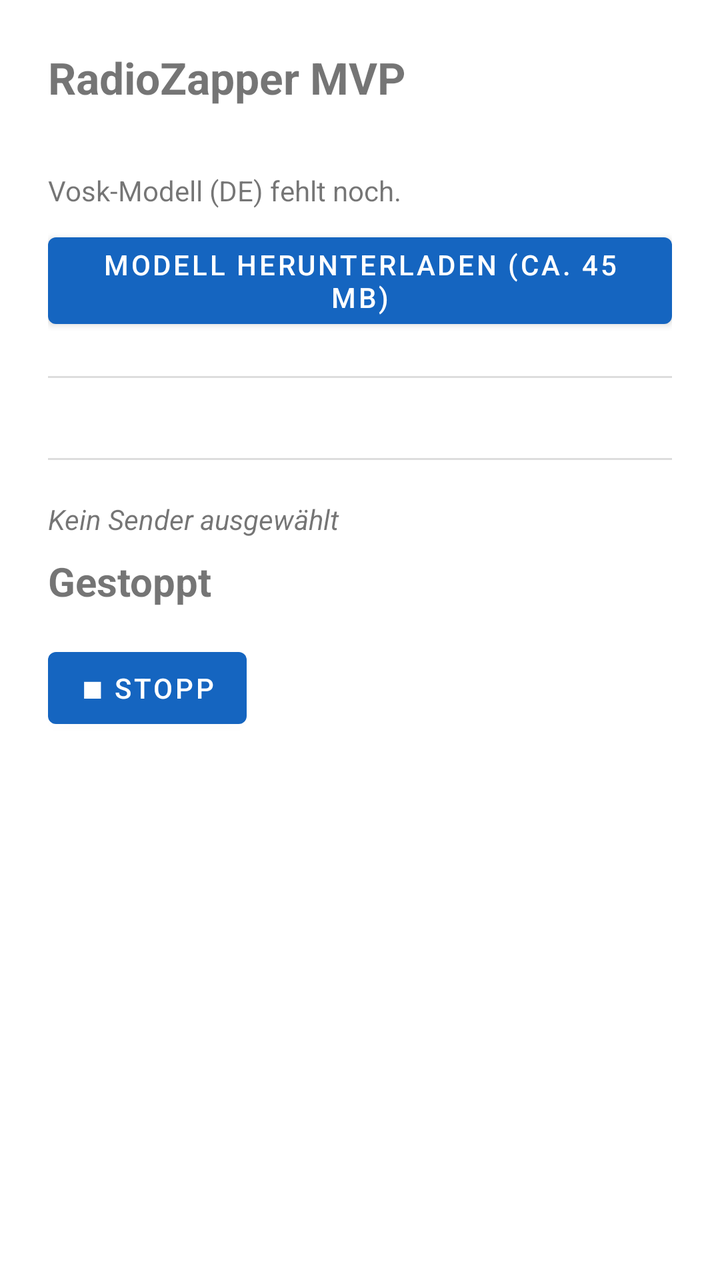
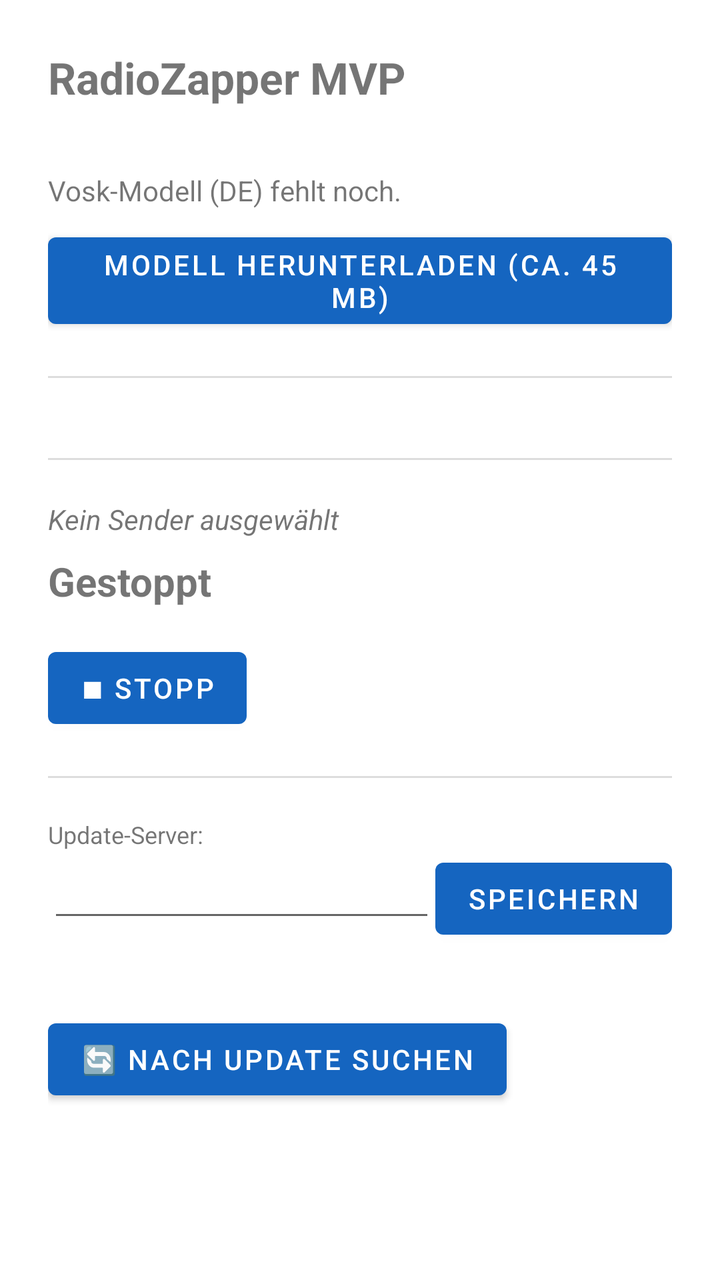

Screens rendered from an Android XML layout before and after an edit, with the pre-edit source and the edit as a unified diff.
<!-- AndroidManifest.xml: activity theme Theme.RadioZapperMvp -->
<!-- res/layout/activity_main.xml -->
<?xml version="1.0" encoding="utf-8"?>
<ScrollView xmlns:android="http://schemas.android.com/apk/res/android"
    android:layout_width="match_parent"
    android:layout_height="match_parent">

    <LinearLayout
        android:layout_width="match_parent"
        android:layout_height="wrap_content"
        android:orientation="vertical"
        android:padding="24dp">

        <TextView
            android:layout_width="wrap_content"
            android:layout_height="wrap_content"
            android:text="@string/app_name"
            android:textSize="22sp"
            android:textStyle="bold" />

        <TextView
            android:id="@+id/buildTimeText"
            android:layout_width="wrap_content"
            android:layout_height="wrap_content"
            android:layout_marginBottom="16dp"
            android:textSize="12sp"
            android:textColor="#888888" />

        
        <TextView
            android:id="@+id/modelStatusText"
            android:layout_width="match_parent"
            android:layout_height="wrap_content"
            android:text="@string/model_not_ready" />

        <ProgressBar
            android:id="@+id/modelProgressBar"
            style="?android:attr/progressBarStyleHorizontal"
            android:layout_width="match_parent"
            android:layout_height="wrap_content"
            android:layout_marginTop="4dp"
            android:max="100"
            android:visibility="gone" />

        <Button
            android:id="@+id/downloadModelButton"
            android:layout_width="wrap_content"
            android:layout_height="wrap_content"
            android:layout_marginTop="8dp"
            android:text="@string/btn_download_model" />

        <View
            android:layout_width="match_parent"
            android:layout_height="1dp"
            android:layout_marginTop="20dp"
            android:layout_marginBottom="20dp"
            android:background="#DDDDDD" />

        
        <LinearLayout
            android:id="@+id/stationsContainer"
            android:layout_width="match_parent"
            android:layout_height="wrap_content"
            android:orientation="vertical" />

        <View
            android:layout_width="match_parent"
            android:layout_height="1dp"
            android:layout_marginTop="20dp"
            android:layout_marginBottom="20dp"
            android:background="#DDDDDD" />

        
        <TextView
            android:id="@+id/currentStationText"
            android:layout_width="match_parent"
            android:layout_height="wrap_content"
            android:text="@string/current_station_none"
            android:textStyle="italic" />

        <TextView
            android:id="@+id/statusText"
            android:layout_width="match_parent"
            android:layout_height="wrap_content"
            android:layout_marginTop="8dp"
            android:text="@string/status_idle"
            android:textSize="20sp"
            android:textStyle="bold" />

        <Button
            android:id="@+id/stopButton"
            android:layout_width="wrap_content"
            android:layout_height="wrap_content"
            android:layout_marginTop="16dp"
            android:text="@string/btn_stop" />

    </LinearLayout>
</ScrollView>
<!-- resources referenced by this layout -->
<resources>
  <string name="app_name">RadioZapper MVP</string>
  <string name="btn_download_model">Modell herunterladen (ca. 45 MB)</string>
  <string name="btn_stop">■ Stopp</string>
  <string name="current_station_none">Kein Sender ausgewählt</string>
  <string name="model_not_ready">Vosk-Modell (DE) fehlt noch.</string>
  <string name="status_idle">Gestoppt</string>
  <style name="Theme.RadioZapperMvp" parent="Theme.MaterialComponents.DayNight.NoActionBar">
          <item name="colorPrimary">@color/primary</item>
          <item name="colorPrimaryDark">@color/primary_dark</item>
          <item name="colorAccent">@color/accent</item>
      </style>
  <color name="primary">#1565C0</color>
  <color name="primary_dark">#0D47A1</color>
  <color name="accent">#FF6F00</color>
</resources>

<!-- the commit's change to res/layout/activity_main.xml (unified diff, before → after) -->
@@ -92,5 +92,55 @@
             android:layout_marginTop="16dp"
             android:text="@string/btn_stop" />
 
+        <View
+            android:layout_width="match_parent"
+            android:layout_height="1dp"
+            android:layout_marginTop="20dp"
+            android:layout_marginBottom="20dp"
+            android:background="#DDDDDD" />
+
+        
+        <TextView
+            android:layout_width="wrap_content"
+            android:layout_height="wrap_content"
+            android:text="@string/update_server_label"
+            android:textSize="12sp" />
+
+        <LinearLayout
+            android:layout_width="match_parent"
+            android:layout_height="wrap_content"
+            android:orientation="horizontal"
+            android:gravity="center_vertical"
+            android:layout_marginBottom="8dp">
+
+            <EditText
+                android:id="@+id/updateServerUrlInput"
+                android:layout_width="0dp"
+                android:layout_height="wrap_content"
+                android:layout_weight="1"
+                android:inputType="textUri"
+                android:textSize="12sp" />
+
+            <Button
+                android:id="@+id/saveUpdateServerButton"
+                android:layout_width="wrap_content"
+                android:layout_height="wrap_content"
+                android:text="@string/btn_save_update_server" />
+        </LinearLayout>
+
+        <TextView
+            android:id="@+id/updateStatusText"
+            android:layout_width="match_parent"
+            android:layout_height="wrap_content"
+            android:layout_marginBottom="8dp"
+            android:textSize="12sp"
+            android:textColor="#888888" />
+
+        <Button
+            android:id="@+id/updateButton"
+            android:layout_width="wrap_content"
+            android:layout_height="wrap_content"
+            android:text="@string/btn_check_update" />
+
     </LinearLayout>
 </ScrollView>
<!-- resource entries referenced after the edit -->
@@ -1,11 +1,14 @@
 <!-- resources referenced by this layout -->
 <resources>
   <string name="app_name">RadioZapper MVP</string>
+  <string name="btn_check_update">🔄 Nach Update suchen</string>
   <string name="btn_download_model">Modell herunterladen (ca. 45 MB)</string>
+  <string name="btn_save_update_server">Speichern</string>
   <string name="btn_stop">■ Stopp</string>
   <string name="current_station_none">Kein Sender ausgewählt</string>
   <string name="model_not_ready">Vosk-Modell (DE) fehlt noch.</string>
   <string name="status_idle">Gestoppt</string>
+  <string name="update_server_label">Update-Server:</string>
   <style name="Theme.RadioZapperMvp" parent="Theme.MaterialComponents.DayNight.NoActionBar">
           <item name="colorPrimary">@color/primary</item>
           <item name="colorPrimaryDark">@color/primary_dark</item>
